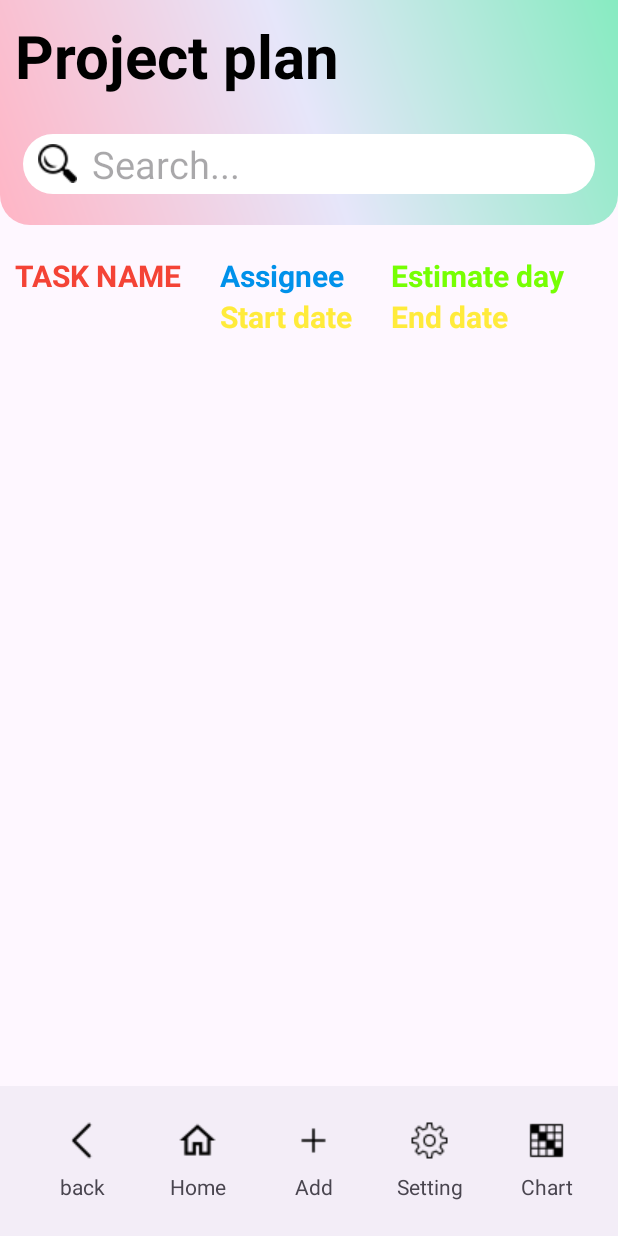
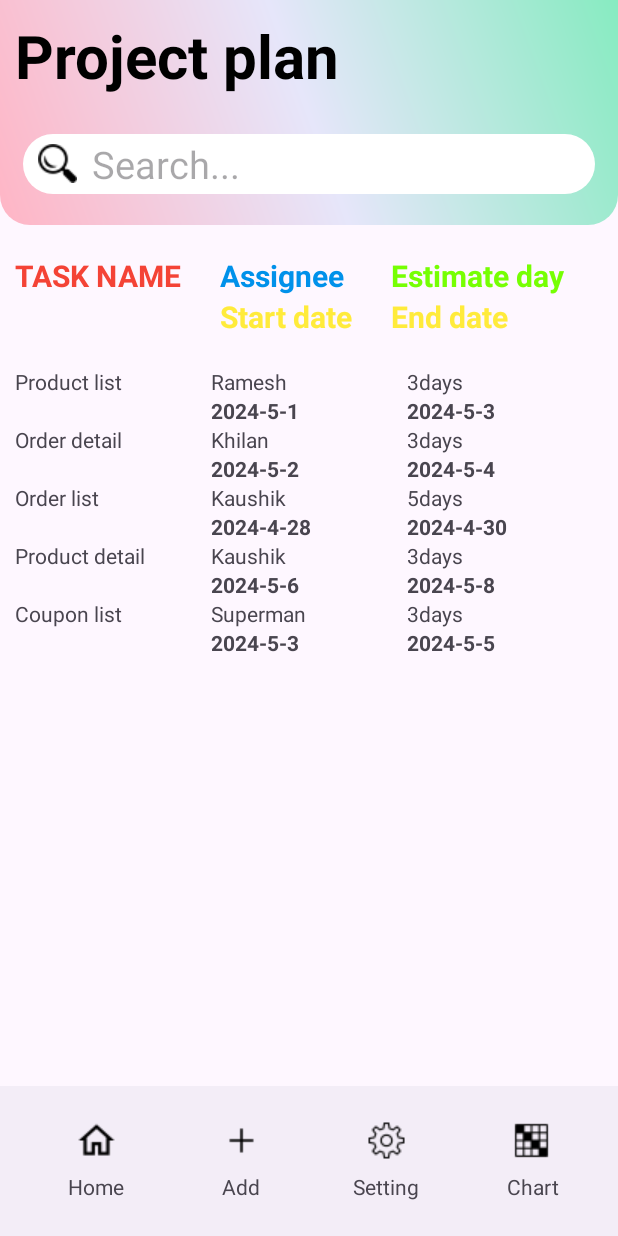
Before and after one commit to Hau09dw/Android, an Android app: the screen it shows after launch (MainActivity), on a phone screen of 412 x 824 dp. Run offline under Robolectric (Android 15) with nearby library versions, the phone set to English and light mode, and no system bars.

Commit message:
recyclerView Home(continue)

```diff
--- a/app/src/main/java/com/example/project_management_g1/DATA/CreateDatabase.java
+++ b/app/src/main/java/com/example/project_management_g1/DATA/CreateDatabase.java
@@ -7,44 +7,48 @@ import android.database.sqlite.SQLiteOpenHelper;
 import androidx.annotation.Nullable;
 
 public class CreateDatabase extends SQLiteOpenHelper {
-    public static String TB_DesTask = "DES_TASK";
+    public static String TB_DevTask = "DEV_TASK";
     public static String TB_Task = "TASK";
 
-    public static String TB_DesTask_DEVName = "DEV_NAME";
-    public static String TB_DesTask_TaskID = "TASKID";
-    public static String TB_DesTask_StartDate = "STARTDATE";
-    public static String TB_DesTasK_EndData = "ENDDATE";
+    public static String TB_DevTask_Id = "ID_DEVTASK";
+    public static String TB_DevTask_DEVName = "DEV_NAME";
+    public static String TB_DevTask_TaskID = "TASKID";
+    public static String TB_DevTask_StartDate = "STARTDATE";
+    public static String TB_DevTask_EndDate = "ENDDATE";
 
+    public static String TB_Task_ID = "ID_TASK";
     public static String TB_Task_TaskName ="TASKNAME";
     public static String TB_Task_EstimateDay = "ESTIMATEDAY";
 
     public CreateDatabase(@Nullable Context context) {
-        super(context, "Project_Management_1", null, 1);
+        super(context, "Project_Management", null, 1);
     }
     // datetime(TEXT) - Store date as a string in YYYY-MM-DD
     @Override
     public void onCreate(SQLiteDatabase sqLiteDatabase) {
-        String tnDESTask = "CREATE TABLE " + TB_DesTask + "( "
-                + TB_DesTask_DEVName + " TEXT, "
-                + TB_DesTask_TaskID + " INTEGER, "
-                + TB_DesTask_StartDate + " TEXT, "
-                + TB_DesTasK_EndData + " TEXT );";
+        String tnDESTask = "CREATE TABLE " + TB_DevTask + "( "
+                + TB_DevTask_Id + " INTEGER PRIMARY KEY AUTOINCREMENT, "
+                + TB_DevTask_DEVName + " TEXT, "
+                + TB_DevTask_TaskID + " INTEGER, "
+                + TB_DevTask_StartDate + " TEXT, "
+                + TB_DevTask_EndDate + " TEXT );";
         String tbTask = "CREATE TABLE "+ TB_Task + "( "
+                + TB_Task_ID + " INTEGER PRIMARY KEY AUTOINCREMENT, "
                 + TB_Task_TaskName + " TEXT, "
                 + TB_Task_EstimateDay + " INTEGER );";
-        String insertQuery1 = "INSERT INTO " + TB_DesTask + " (" + TB_DesTask_DEVName + ", " + TB_DesTask_TaskID + ", " + TB_DesTask_StartDate + ", " + TB_DesTasK_EndData + ") " +
+        String insertQuery1 = "INSERT INTO " + TB_DevTask + " (" + TB_DevTask_DEVName + ", " + TB_DevTask_TaskID + ", " + TB_DevTask_StartDate + ", " + TB_DevTask_EndDate + ") " +
                 "VALUES('Ramesh', 3, '2024-5-1', '2024-5-3');";
 
-        String insertQuery2 = "INSERT INTO " + TB_DesTask + " (" + TB_DesTask_DEVName + ", " + TB_DesTask_TaskID + ", " + TB_DesTask_StartDate + ", " + TB_DesTasK_EndData + ") " +
+        String insertQuery2 = "INSERT INTO " + TB_DevTask + " (" + TB_DevTask_DEVName + ", " + TB_DevTask_TaskID + ", " + TB_DevTask_StartDate + ", " + TB_DevTask_EndDate + ") " +
                 "VALUES('Khilan', 2, '2024-5-2', '2024-5-4');";
 
-        String insertQuery3 = "INSERT INTO " + TB_DesTask + " (" + TB_DesTask_DEVName + ", " + TB_DesTask_TaskID + ", " + TB_DesTask_StartDate + ", " + TB_DesTasK_EndData + ") " +
+        String insertQuery3 = "INSERT INTO " + TB_DevTask + " (" + TB_DevTask_DEVName + ", " + TB_DevTask_TaskID + ", " + TB_DevTask_StartDate + ", " + TB_DevTask_EndDate + ") " +
                 "VALUES('Kaushik', 1, '2024-4-28', '2024-4-30');";
 
-        String insertQuery4 = "INSERT INTO " + TB_DesTask + " (" + TB_DesTask_DEVName + ", " + TB_DesTask_TaskID + ", " + TB_DesTask_StartDate + ", " + TB_DesTasK_EndData + ") " +
+        String insertQuery4 = "INSERT INTO " + TB_DevTask + " (" + TB_DevTask_DEVName + ", " + TB_DevTask_TaskID + ", " + TB_DevTask_StartDate + ", " + TB_DevTask_EndDate + ") " +
                 "VALUES('Kaushik', 4, '2024-5-6', '2024-5-8');";
 
-        String insertQuery5 = "INSERT INTO " + TB_DesTask + " (" + TB_DesTask_DEVName + ", " + TB_DesTask_TaskID + ", " + TB_DesTask_StartDate + ", " + TB_DesTasK_EndData + ") " +
+        String insertQuery5 = "INSERT INTO " + TB_DevTask + " (" + TB_DevTask_DEVName + ", " + TB_DevTask_TaskID + ", " + TB_DevTask_StartDate + ", " + TB_DevTask_EndDate + ") " +
                 "VALUES('Superman', 5, '2024-5-3', '2024-5-5');";
 
         String insertQuery6 = "INSERT INTO " + TB_Task + " (" + TB_Task_TaskName + ", " + TB_Task_EstimateDay + ") " +
@@ -77,17 +81,13 @@ public class CreateDatabase extends SQLiteOpenHelper {
         sqLiteDatabase.execSQL(insertQuery9);
         sqLiteDatabase.execSQL(insertQuery10);
     }
-
-//    public void inserDevTask(String devname, int taskid, String startdate, String enddate){
-//        String insertQuery = "INSERT INTO "+TB_DesTask+" ("+ TB_DesTask_DEVName+", "+TB_DesTask_TaskID+", "+TB_DesTask_StartDate+", "+TB_DesTasK_EndData+" ) " +
-//                "VALUES('"+devname +"', '"+ taskid +"', '"+ startdate +"', '"+ enddate +"');";
-//        sqLiteDatabase.execSQL(insertQuery);
-//    }
     @Override
     public void onUpgrade(SQLiteDatabase sqLiteDatabase, int i, int i1) {
-
+        sqLiteDatabase.execSQL("DROP TABLE IF EXISTS "+TB_DevTask);
+        sqLiteDatabase.execSQL("DROP TABLE IF EXISTS "+ TB_Task);
     }
     public SQLiteDatabase open(){
         return this.getWritableDatabase();
     }
+
 }
--- /dev/null
+++ b/app/src/main/java/com/example/project_management_g1/DATA/TaskDAO.java
@@ -0,0 +1,60 @@
+package com.example.project_management_g1.DATA;
+
+import android.annotation.SuppressLint;
+import android.content.Context;
+import android.database.Cursor;
+import android.database.sqlite.SQLiteDatabase;
+
+import com.example.project_management_g1.MODEL.Task;
+
+import java.util.ArrayList;
+import java.util.List;
+
+public class TaskDAO {
+    private SQLiteDatabase db;
+    private CreateDatabase dbHelper;
+
+    public TaskDAO(Context context) {
+        dbHelper = new CreateDatabase(context);// khoi tao csdl
+    }
+
+    public List<Task> getAllTasks() {
+        List<Task> listTasks = new ArrayList<>();
+        db = dbHelper.getReadableDatabase();
+        Cursor cursor = null;
+
+        try {
+            String query = "SELECT d." + CreateDatabase.TB_DevTask_DEVName + ", "
+                    + "t." + CreateDatabase.TB_Task_TaskName + ", "
+                    + "t." + CreateDatabase.TB_Task_EstimateDay + ", "
+                    + "d." + CreateDatabase.TB_DevTask_StartDate + ", "
+                    + "d." + CreateDatabase.TB_DevTask_EndDate
+                    + " FROM " + CreateDatabase.TB_DevTask + " d "
+                    + "INNER JOIN " + CreateDatabase.TB_Task + " t "
+                    + "ON d." + CreateDatabase.TB_DevTask_TaskID + " = t." + CreateDatabase.TB_Task_ID;
+
+            cursor = db.rawQuery(query, null);
+
+            if (cursor != null && cursor.moveToFirst()) {
+                do {
+                    Task task = new Task(
+                            cursor.getString(0),  // DEV_NAME
+                            cursor.getString(1),  // TASKNAME
+                            cursor.getInt(2),     // ESTIMATEDAY
+                            cursor.getString(3),  // STARTDATE
+                            cursor.getString(4)   // ENDDATE
+                    );
+                    listTasks.add(task);
+                } while (cursor.moveToNext());
+            }
+        } catch (Exception e) {
+            e.printStackTrace();
+        } finally {
+            if (cursor != null) {
+                cursor.close();
+            }
+        }
+
+        return listTasks;
+    }
+}
--- /dev/null
+++ b/app/src/main/java/com/example/project_management_g1/MODEL/Task.java
@@ -0,0 +1,62 @@
+package com.example.project_management_g1.MODEL;
+
+public class Task {
+    private String task_name;
+    private String assignee;
+    private int estimaday;
+    private String startdate;
+    private String enddate;
+
+    public Task(String assignee, String task_name, int estimaday, String startdate, String enddate) {
+        this.assignee = assignee;
+        this.task_name = task_name;
+        this.estimaday = estimaday;
+        this.startdate = startdate;
+        this.enddate = enddate;
+    }
+
+    public Task() {
+    }
+
+    public String getAssignee() {
+        return assignee;
+    }
+
+    public void setAssignee(String assignee) {
+        this.assignee = assignee;
+    }
+
+    public String getTask_name() {
+        return task_name;
+    }
+
+    public void setTask_name(String task_name) {
+        this.task_name = task_name;
+    }
+
+    public int getEstimaday() {
+        return estimaday;
+    }
+
+    public void setEstimaday(int estimaday) {
+        this.estimaday = estimaday;
+    }
+
+    public String getStartdate() {
+        return startdate;
+    }
+
+    public void setStartdate(String startdate) {
+        this.startdate = startdate;
+    }
+
+    public String getEnddate() {
+        return enddate;
+    }
+
+    public void setEnddate(String enddate) {
+        this.enddate = enddate;
+    }
+
+
+}
--- /dev/null
+++ b/app/src/main/java/com/example/project_management_g1/MODEL/Task_Adapter.java
@@ -0,0 +1,62 @@
+package com.example.project_management_g1.MODEL;
+
+import android.app.StartForegroundCalledOnStoppedServiceException;
+import android.content.Context;
+import android.view.LayoutInflater;
+import android.view.View;
+import android.view.ViewGroup;
+import android.widget.TextView;
+
+import androidx.annotation.NonNull;
+import androidx.recyclerview.widget.RecyclerView;
+
+import com.example.project_management_g1.DATA.TaskDAO;
+import com.example.project_management_g1.R;
+
+import java.util.List;
+
+public class Task_Adapter  extends RecyclerView.Adapter<Task_Adapter.TaskViewHolder>{
+    private List<Task> tasklist;
+
+    public Task_Adapter(List<Task> tasklist){
+        this.tasklist = tasklist;
+    }
+    // tao view
+    @NonNull
+    @Override
+    public TaskViewHolder onCreateViewHolder(@NonNull ViewGroup parent, int viewType) {
+        View view = LayoutInflater.from(parent.getContext())
+                .inflate(R.layout.item_project,parent,false);
+        return new TaskViewHolder(view);
+    }
+    // gan du lieu
+    @Override
+    public void onBindViewHolder(@NonNull TaskViewHolder holder, int position) {
+        Task task = tasklist.get(position);
+        if(task == null) return;
+        holder.taskname_.setText(task.getTask_name());
+        holder.assignee_.setText(task.getAssignee());
+        holder.estimateday_.setText(String.valueOf(task.getEstimaday())+ "days");
+        holder.startdate_.setText(task.getStartdate());
+        holder.enddate_.setText(task.getEnddate());
+        }
+
+    @Override
+    public int getItemCount() {
+        if(tasklist != null)
+            return tasklist.size();
+        return 0;
+    }
+
+    public class TaskViewHolder extends RecyclerView.ViewHolder{
+        private TextView taskname_, assignee_, estimateday_, startdate_, enddate_;
+        public TaskViewHolder(@NonNull View itemView) {
+            super(itemView);
+            taskname_ = itemView.findViewById(R.id.item_taskname);
+            assignee_ = itemView.findViewById(R.id.item_assignee);
+            estimateday_ = itemView.findViewById(R.id.item_estimateday);
+            startdate_ = itemView.findViewById(R.id.item_startdate);
+            enddate_ = itemView.findViewById(R.id.item_enddate);
+        }
+    }
+}
--- a/app/src/main/java/com/example/project_management_g1/UI/MainActivity.java
+++ b/app/src/main/java/com/example/project_management_g1/UI/MainActivity.java
@@ -1,21 +1,27 @@
 package com.example.project_management_g1.UI;
 
-import android.graphics.Color;
-import android.graphics.drawable.GradientDrawable;
 import android.os.Bundle;
-import android.view.View;
-
+import android.widget.Toast;
 import androidx.activity.EdgeToEdge;
 import androidx.appcompat.app.AppCompatActivity;
 import androidx.core.graphics.Insets;
 import androidx.core.view.ViewCompat;
 import androidx.core.view.WindowInsetsCompat;
-
-import com.example.project_management_g1.DATA.CreateDatabase;
+import androidx.recyclerview.widget.LinearLayoutManager;
+import androidx.recyclerview.widget.RecyclerView;
+import com.example.project_management_g1.DATA.TaskDAO;
+import com.example.project_management_g1.MODEL.Task;
+import com.example.project_management_g1.MODEL.Task_Adapter;
 import com.example.project_management_g1.R;
 
+import java.util.List;
+
 public class MainActivity extends AppCompatActivity {
-    View home_title;
+    private RecyclerView rcvTask;
+    private Task_Adapter taskAdapter;
+    private List<Task> taskList;
+    private TaskDAO taskDAO;
+
     @Override
     protected void onCreate(Bundle savedInstanceState) {
         super.onCreate(savedInstanceState);
@@ -26,19 +32,32 @@ public class MainActivity extends AppCompatActivity {
             v.setPadding(systemBars.left, systemBars.top, systemBars.right, systemBars.bottom);
             return insets;
         });
-        CreateDatabase createDatabase = new CreateDatabase(this);
-        createDatabase.open();
+
+        try {
+            initializeViews();
+            loadTasks();
+        } catch (Exception e) {
+            e.printStackTrace();
+            // Hiển thị thông báo lỗi
+            Toast.makeText(this,"An error occurred while loading data", Toast.LENGTH_SHORT).show();
+        }
+
     }
-    public void createDynamicGradient() {
-        GradientDrawable gradientDrawable = new GradientDrawable(
-                GradientDrawable.Orientation.TL_BR, // Từ Top-Left đến Bottom-Right
-                new int[] {
-                        Color.parseColor("#FFB5C5"), // Pastel pink
-                        Color.parseColor("#E6E6FA"), // Pastel lavender
-                        Color.parseColor("#87CEEB")  // Pastel blue
-                }
-        );
-        home_title = findViewById(R.id.id_home_title);
-        home_title.setBackground(gradientDrawable);
+    private void initializeViews() {
+        rcvTask = findViewById(R.id.id_recyclerview);
+        rcvTask.setLayoutManager(new LinearLayoutManager(this));
+    }
+
+    private void loadTasks() {
+        taskDAO = new TaskDAO(this);
+        taskList = taskDAO.getAllTasks();
+
+        if (taskList.isEmpty()) {
+            // Hiển thị thông báo nếu không có dữ liệu
+            Toast.makeText(this, "There is no data to display", Toast.LENGTH_SHORT).show();
+        }
+
+        taskAdapter = new Task_Adapter(taskList);
+        rcvTask.setAdapter(taskAdapter);
     }
 }
--- a/app/src/main/res/layout/home.xml
+++ b/app/src/main/res/layout/home.xml
@@ -171,30 +171,7 @@
                 android:layout_height="match_parent"
                 android:orientation="horizontal">
 
-                <LinearLayout
-                    android:layout_width="0dp"
-                    android:layout_height="match_parent"
-                    android:layout_gravity="center"
-                    android:layout_weight="0.2"
-                    android:gravity="center"
-                    android:orientation="vertical">
 
-                    <ImageView
-                        android:id="@+id/id_image_back"
-                        android:layout_width="26dp"
-                        android:layout_height="26dp"
-                        android:layout_gravity="center"
-                        app:srcCompat="@drawable/back" />
-
-                    <TextView
-                        android:id="@+id/id_text_back"
-                        android:layout_width="match_parent"
-                        android:layout_height="wrap_content"
-                        android:layout_marginTop="8dp"
-                        android:text="@string/back"
-                        android:textAlignment="center" />
-
-                </LinearLayout>
 
                 <LinearLayout
                     android:layout_width="0dp"
--- /dev/null
+++ b/app/src/main/res/layout/item_project.xml
@@ -0,0 +1,59 @@
+<?xml version="1.0" encoding="utf-8"?>
+<LinearLayout xmlns:android="http://schemas.android.com/apk/res/android"
+    android:layout_width="match_parent"
+    android:layout_height="wrap_content"
+    android:orientation="vertical">
+
+    <LinearLayout
+        android:layout_width="match_parent"
+        android:layout_height="wrap_content"
+        android:orientation="horizontal">
+
+        <TextView
+            android:id="@+id/item_taskname"
+            android:layout_width="match_parent"
+            android:layout_height="wrap_content"
+            android:layout_weight="1"
+            android:text="@string/task_name" />
+
+        <LinearLayout
+            android:layout_width="match_parent"
+            android:layout_height="wrap_content"
+            android:layout_weight="1"
+            android:orientation="vertical">
+
+            <TextView
+                android:id="@+id/item_assignee"
+                android:layout_width="match_parent"
+                android:layout_height="wrap_content"
+                android:text="@string/assignee" />
+
+            <TextView
+                android:id="@+id/item_startdate"
+                android:layout_width="match_parent"
+                android:layout_height="wrap_content"
+                android:textStyle="bold"
+                android:text="@string/startdate" />
+        </LinearLayout>
+
+        <LinearLayout
+            android:layout_width="match_parent"
+            android:layout_height="wrap_content"
+            android:layout_weight="1"
+            android:orientation="vertical">
+
+            <TextView
+                android:id="@+id/item_estimateday"
+                android:layout_width="match_parent"
+                android:layout_height="wrap_content"
+                android:text="@string/estimate_day" />
+
+            <TextView
+                android:id="@+id/item_enddate"
+                android:layout_width="match_parent"
+                android:layout_height="wrap_content"
+                android:textStyle="bold"
+                android:text="@string/end_date" />
+        </LinearLayout>
+    </LinearLayout>
+</LinearLayout>
```
